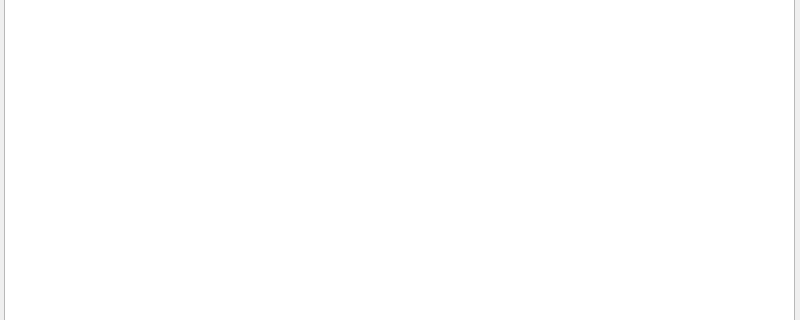
Old version of the form gui/PyMarkGui.ui in the repository akshaybabloo/PyMark; both pictures show x 0 to 800 and y 280 to 600 of the 800 by 600 pixel window.
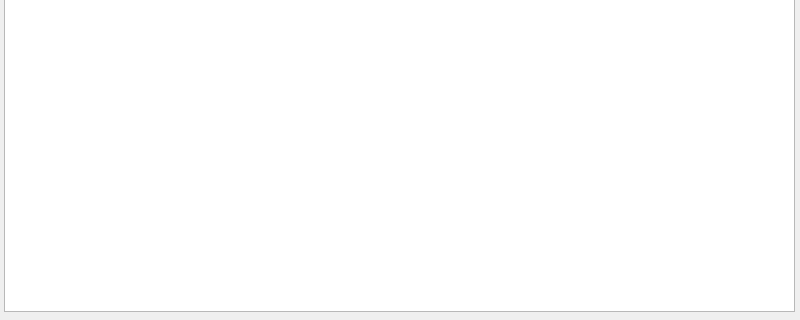
New version of the form. Icons and pictures are not drawn.

Commit message: text box height changed

```diff
--- a/gui/PyMarkGui.ui
+++ b/gui/PyMarkGui.ui
@@ -36,7 +36,7 @@
       <x>4</x>
       <y>36</y>
       <width>791</width>
-      <height>561</height>
+      <height>537</height>
      </rect>
     </property>
    </widget>
```
